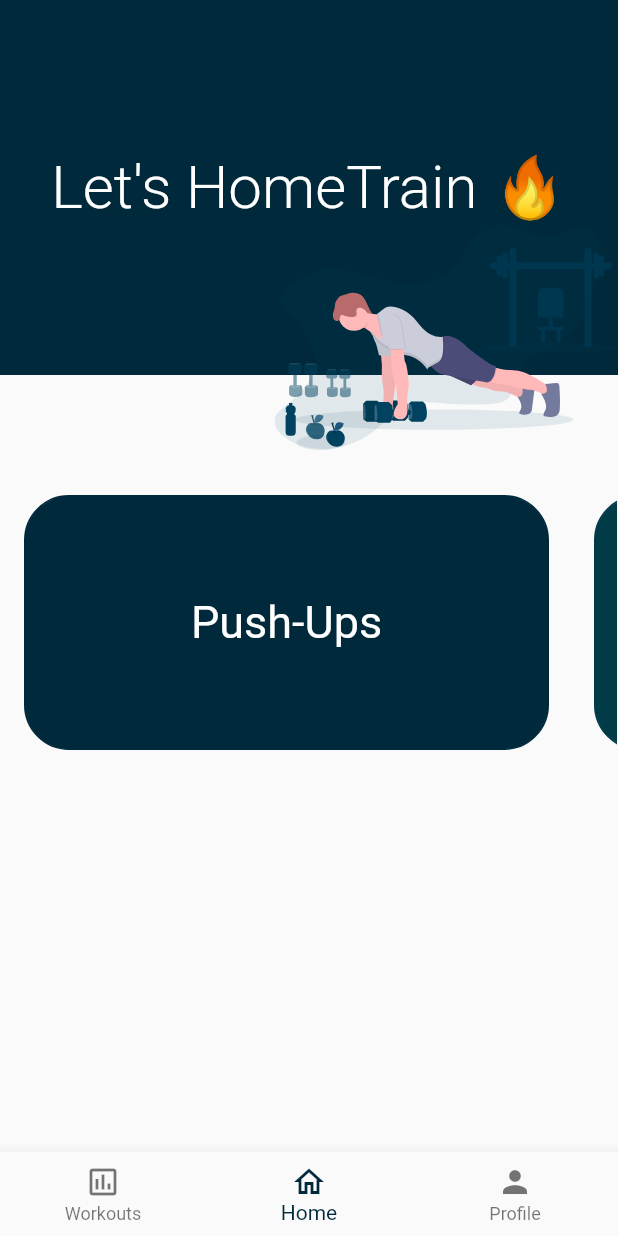
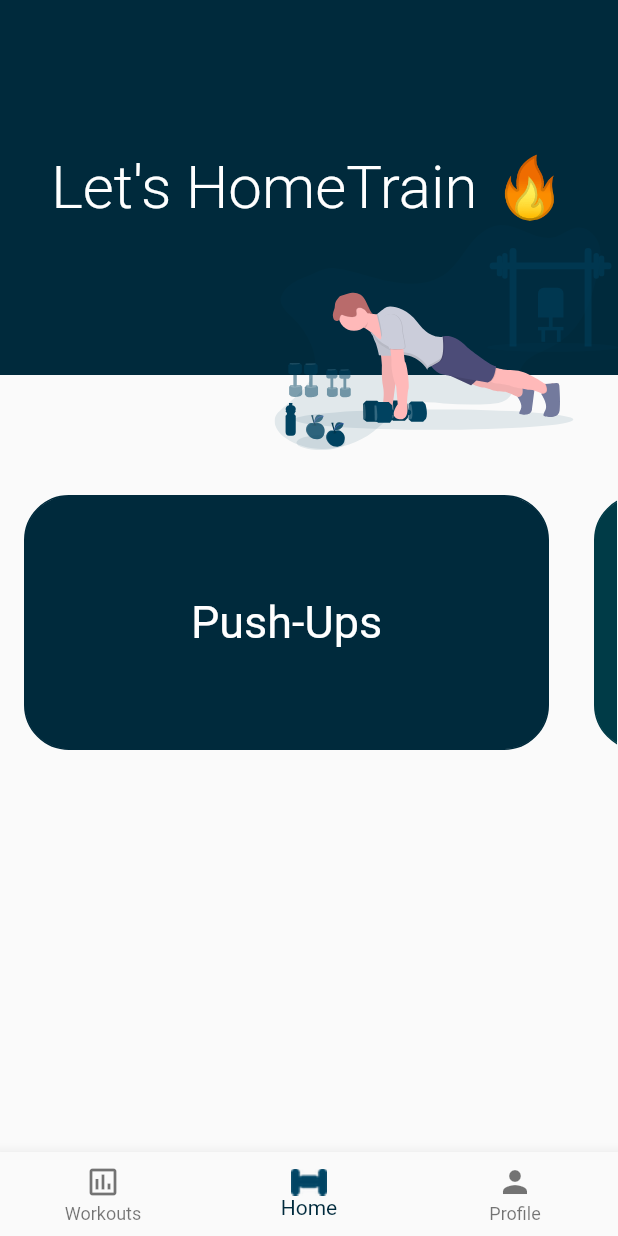
Before and after one commit to vibhavrajkumar/hometrain, a Flutter app: the screen it shows after launch, item 2 of the bottom bar chosen, on a phone screen of 412 x 824 dp. Run offline on Flutter 3.47's test engine with Material 2 defaults, Android fonts, the phone set to English and light mode, and no system bars; our stand-ins replace camera, flutter_svg.

Commit message:
Cleaned up code and added comments

```diff
--- a/home_train/lib/components/home_banner.dart
+++ b/home_train/lib/components/home_banner.dart
@@ -12,28 +12,13 @@ class HomeBanner extends StatefulWidget {
 class _HomeBanner extends State<HomeBanner> {
   @override
   Widget build(BuildContext context) {
-    double width_ = MediaQuery.of(context).size.width;
-    // double height_ = MediaQuery.of(context).size.height;
+    //Returns top banner of home page
     return Container(
       height: 300,
-      // color: Color.fromARGB(255, 255, 0, 0),
       child: Stack(children: <Widget>[
-        Container(
-          color: constants.homeTrainBlue,
-          width: width_,
-          height: 250,
-          child: Row(
-            mainAxisAlignment: MainAxisAlignment.center,
-            children: <Widget>[
-              Column(
-                mainAxisAlignment: MainAxisAlignment.center,
-                children: <Widget>[
-                  _buildTitle(),
-                ],
-              ),
-            ],
-          ),
-        ),
+        //Builds top blue box with text
+        _buildBanner(context),
+        //Builds image of man working out
         Positioned(
           top: 150,
           right: 0,
@@ -47,6 +32,28 @@ class _HomeBanner extends State<HomeBanner> {
   }
 }
 
+//Builds top blue box with text
+Widget _buildBanner(BuildContext context) {
+  double width_ = MediaQuery.of(context).size.width;
+  return Container(
+    decoration: const BoxDecoration(color: constants.homeTrainBlue),
+    width: width_,
+    height: 250,
+    child: Row(
+      mainAxisAlignment: MainAxisAlignment.center,
+      children: <Widget>[
+        Column(
+          mainAxisAlignment: MainAxisAlignment.center,
+          children: <Widget>[
+            _buildTitle(),
+          ],
+        ),
+      ],
+    ),
+  );
+}
+
+//Builds title for top banner
 Widget _buildTitle() {
   return Center(
     child: Column(
--- a/home_train/lib/components/navbar.dart
+++ b/home_train/lib/components/navbar.dart
@@ -49,8 +49,8 @@ class _BottomNavbar extends State<BottomNavbar> {
             label: 'Workouts',
           ),
           BottomNavigationBarItem(
-            // icon: Image.asset("images/HomeTrainLogo.png"),
-            icon: Icon(Icons.home_outlined),
+            icon: Image.asset("images/HomeTrainLogo.png"),
+            // icon: Icon(Icons.home_outlined),
             label: 'Home',
           ),
           const BottomNavigationBarItem(
--- a/home_train/lib/constants.dart
+++ b/home_train/lib/constants.dart
@@ -1,5 +1,6 @@
 import 'package:flutter/material.dart';
 
+//Main colors
 const homeTrainBlue = Color.fromRGBO(00, 42, 60, 1);
 const homeTrainGreen = Color.fromRGBO(00, 93, 92, 1);
 
--- a/home_train/lib/main.dart
+++ b/home_train/lib/main.dart
@@ -18,7 +18,7 @@ void main() async {
 class MyApp extends StatelessWidget {
   const MyApp({Key? key}) : super(key: key);
 
-  // This widget is the root of your application.
+  // This widget is the root of the application.
   @override
   Widget build(BuildContext context) {
     return MaterialApp(
--- a/home_train/lib/screens/home_screen.dart
+++ b/home_train/lib/screens/home_screen.dart
@@ -12,6 +12,7 @@ class HomeScreen extends StatefulWidget {
 class _HomeScreen extends State<HomeScreen> {
   @override
   Widget build(BuildContext context) {
+    //Home page includes the top banner and workout scroll
     return Column(
       children: const [HomeBanner(), WorkoutScroll()],
     );
```
Also changed, not shown: home_train/lib/components/camera.dart (+5 -2 lines), home_train/lib/components/workout_scroll.dart (+0 -12 lines).
